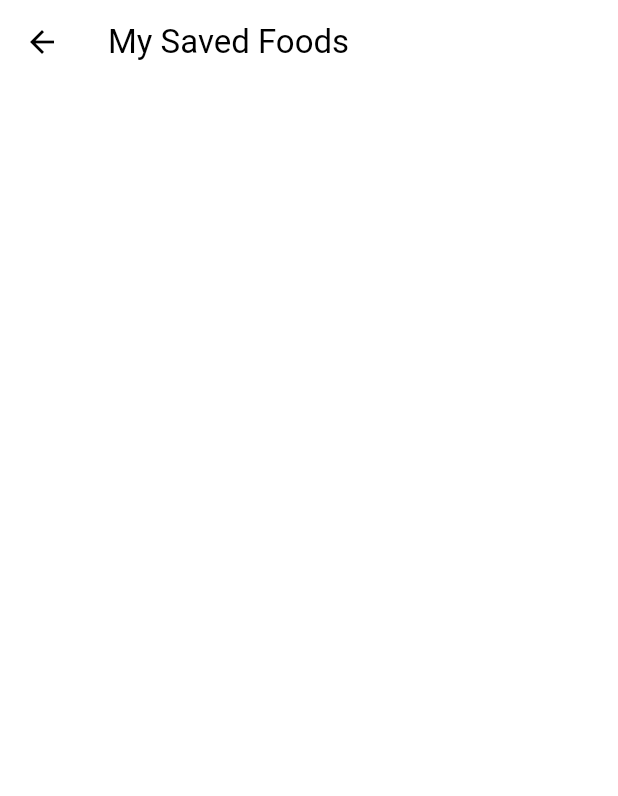
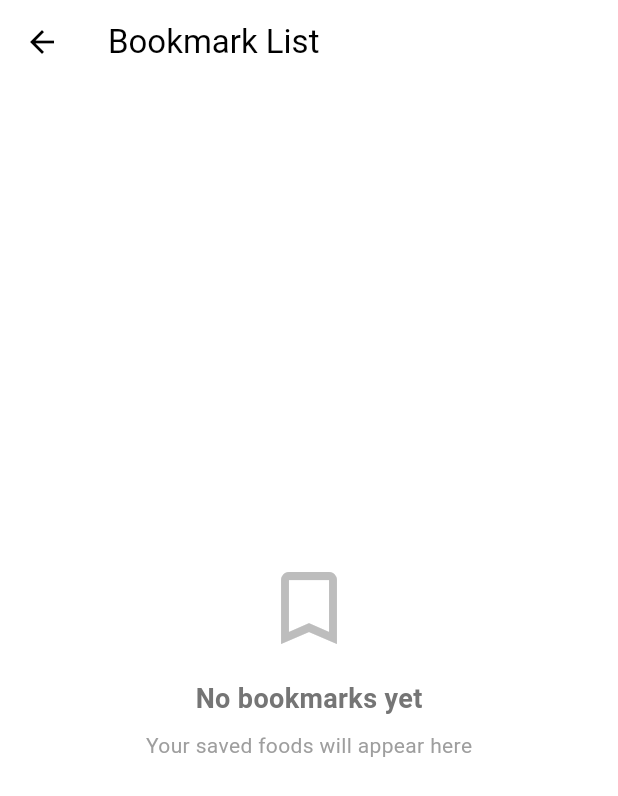
Before and after one commit to grup-1-pbp/mangan-yuk-mobile, a Flutter app: the BookmarkListScreen screen opened directly, on a phone screen of 412 x 824 dp. Shown: the top 796 px of the screen. Run offline on Flutter 3.47's test engine with Material 3 defaults, Android fonts, the phone set to English and light mode, and no system bars; our stand-ins replace shared_preferences; missing offline and left inert: pbp_django_auth; accounts and stored records are empty.

Commit message:
bookmark error

```diff
--- /dev/null
+++ b/lib/models/bookmark.dart
@@ -0,0 +1,101 @@
+import 'dart:convert';
+
+import 'package:mangan_yuk_mobile/models/food_entry.dart';
+
+Bookmark bookmarkFromJson(String str) => Bookmark.fromJson(json.decode(str));
+
+String bookmarkToJson(Bookmark data) => json.encode(data.toJson());
+
+class Bookmark {
+    String status;
+    Data data;
+    static List<FoodEntry> _bookmarkedFoods = [];
+
+    Bookmark({
+        required this.status,
+        required this.data,
+    });
+
+
+    // Added getBookmarkedFoods method
+    static List<FoodEntry> getBookmarkedFoods() {
+        return _bookmarkedFoods;
+    }
+
+    factory Bookmark.fromJson(Map<String, dynamic> json) => Bookmark(
+        status: json["status"],
+        data: Data.fromJson(json["data"]),
+    );
+
+    Map<String, dynamic> toJson() => {
+        "status": status,
+        "data": data.toJson(),
+    };
+
+    static List<FoodEntry> get bookmarkedFoods => _bookmarkedFoods;
+
+    static void toggleBookmark(FoodEntry food) {
+        if (_bookmarkedFoods.contains(food)) {
+            _bookmarkedFoods.remove(food);
+        } else {
+            _bookmarkedFoods.add(food);
+        }
+    }
+}
+
+
+class Data {
+    List<LikedFood> likedFood;
+
+    Data({
+        required this.likedFood,
+    });
+
+    factory Data.fromJson(Map<String, dynamic> json) => Data(
+        likedFood: List<LikedFood>.from(json["liked_food"].map((x) => LikedFood.fromJson(x))),
+    );
+
+    Map<String, dynamic> toJson() => {
+        "liked_food": List<dynamic>.from(likedFood.map((x) => x.toJson())),
+    };
+}
+
+class LikedFood {
+    String id;
+    String name;
+    String restaurant;
+    String deskripsi;
+    String price;
+    String preference;
+    String imageUrl;
+
+    LikedFood({
+        required this.id,
+        required this.name,
+        required this.restaurant,
+        required this.deskripsi,
+        required this.price,
+        required this.preference,
+        required this.imageUrl,
+    });
+
+    factory LikedFood.fromJson(Map<String, dynamic> json) => LikedFood(
+        id: json["id"],
+        name: json["name"],
+        restaurant: json["restaurant"],
+        deskripsi: json["deskripsi"],
+        price: json["price"],
+        preference: json["preference"],
+        imageUrl: json["image_url"],
+    );
+
+    Map<String, dynamic> toJson() => {
+        "id": id,
+        "name": name,
+        "restaurant": restaurant,
+        "deskripsi": deskripsi,
+        "price": price,
+        "preference": preference,
+        "image_url": imageUrl,
+    };
+}
--- a/lib/models/bookmark_model.dart
+++ /dev/null
@@ -1,43 +0,0 @@
-import 'dart:convert';
-import 'package:mangan_yuk_mobile/models/food_entry.dart';
-import 'package:mangan_yuk_mobile/screens/artikel_detail_page.dart';
-
-class BookmarkModel {
-  String id;
-  FoodEntry food;
-  bool isBookmarked;
-
-  static List<FoodEntry> _bookmarkedFoods = [];
-
-  BookmarkModel({
-    required this.id,
-    required this.food,
-    this.isBookmarked = false,
-  });
-
-  // Existing JSON methods
-  factory BookmarkModel.fromJson(Map<String, dynamic> json) => BookmarkModel(
-        id: json["id"],
-        food: FoodEntry.fromJson(json["food"]),
-        isBookmarked: json["is_bookmarked"] ?? false,
-      );
-
-  Map<String, dynamic> toJson() => {
-        "id": id,
-        "food": food.toJson(),
-        "is_bookmarked": isBookmarked,
-      };
-
-  // Added BookmarkService methods
-  static List<FoodEntry> getBookmarkedFoods() {
-    return _bookmarkedFoods;
-  }
-
-  static void toggleBookmark(FoodEntry food) {
-    if (_bookmarkedFoods.contains(food)) {
-      _bookmarkedFoods.remove(food);
-    } else {
-      _bookmarkedFoods.add(food);
-    }
-  }
-}
--- a/lib/screens/bookmark_list_screen.dart
+++ b/lib/screens/bookmark_list_screen.dart
@@ -1,6 +1,6 @@
 import 'package:flutter/material.dart';
+import 'package:mangan_yuk_mobile/models/bookmark.dart';
 import 'package:mangan_yuk_mobile/widgets/bookmark_button.dart';
-import 'package:mangan_yuk_mobile/models/bookmark_model.dart';
 import 'package:mangan_yuk_mobile/models/food_entry.dart';
 
 class BookmarkListScreen extends StatefulWidget {
@@ -13,6 +13,7 @@ class BookmarkListScreen extends StatefulWidget {
 class _BookmarkListScreenState extends State<BookmarkListScreen> {
   List<FoodEntry> bookmarkedFoods = [];
   bool _isLoading = true;
+  String? _error;
 
   @override
   void initState() {
@@ -21,31 +22,107 @@ class _BookmarkListScreenState extends State<BookmarkListScreen> {
   }
 
   void loadBookmarks() {
+    try {
       setState(() {
-      bookmarkedFoods = BookmarkModel.getBookmarkedFoods();
+        _isLoading = true;
+        _error = null;
+      });
+
+      bookmarkedFoods = Bookmark.getBookmarkedFoods();
+    } catch (e) {
+      setState(() {
+        _error = 'Failed to load bookmarks: $e';
+      });
+    } finally {
+      setState(() {
         _isLoading = false;
       });
+    }
+  }
+
+  Widget _buildEmptyState() {
+    return Center(
+      child: Column(
+        mainAxisAlignment: MainAxisAlignment.center,
+        children: [
+          Icon(
+            Icons.bookmark_border,
+            size: 64,
+            color: Colors.grey[400],
+          ),
+          const SizedBox(height: 16),
+          Text(
+            'No bookmarks yet',
+            style: TextStyle(
+              fontSize: 18,
+              color: Colors.grey[600],
+              fontWeight: FontWeight.bold,
+            ),
+          ),
+          const SizedBox(height: 8),
+          Text(
+            'Your saved foods will appear here',
+            style: TextStyle(
+              color: Colors.grey[500],
+            ),
+          ),
+        ],
+      ),
+    );
+  }
+
+  Widget _buildErrorState() {
+    return Center(
+      child: Column(
+        mainAxisAlignment: MainAxisAlignment.center,
+        children: [
+          Icon(
+            Icons.error_outline,
+            size: 64,
+            color: Colors.red[300],
+          ),
+          const SizedBox(height: 16),
+          Text(
+            _error ?? 'An error occurred',
+            style: TextStyle(
+              color: Colors.red[700],
+              fontSize: 16,
+            ),
+            textAlign: TextAlign.center,
+          ),
+          const SizedBox(height: 16),
+          ElevatedButton(
+            onPressed: loadBookmarks,
+            child: const Text('Try Again'),
+          ),
+        ],
+      ),
+    );
   }
 
   @override
   Widget build(BuildContext context) {
     return Scaffold(
       appBar: AppBar(
-        title: Text('My Saved Foods'),
+        title: const Text('Bookmark List'),
         backgroundColor: Colors.white,
         foregroundColor: Colors.black,
       ),
       body: _isLoading
-          ? Center(child: CircularProgressIndicator())
+          ? const Center(child: CircularProgressIndicator())
+          : _error != null
+              ? _buildErrorState()
+              : bookmarkedFoods.isEmpty
+                  ? _buildEmptyState()
                   : ListView.builder(
-              padding: EdgeInsets.all(20),
+                      padding: const EdgeInsets.all(20),
                       itemCount: bookmarkedFoods.length,
                       itemBuilder: (context, index) {
                         final food = bookmarkedFoods[index];
                         return Card(
-                  margin: EdgeInsets.only(bottom: 16),
+                          margin: const EdgeInsets.only(bottom: 16),
                           child: Padding(
-                    padding: EdgeInsets.all(16),
+                            padding: const EdgeInsets.all(16),
                             child: Row(
                               children: [
                                 ClipRRect(
@@ -55,16 +132,24 @@ class _BookmarkListScreenState extends State<BookmarkListScreen> {
                                     width: 100,
                                     height: 100,
                                     fit: BoxFit.cover,
+                                    errorBuilder: (context, error, stackTrace) {
+                                      return Container(
+                                        width: 100,
+                                        height: 100,
+                                        color: Colors.grey[300],
+                                        child: const Icon(Icons.error),
+                                      );
+                                    },
                                   ),
                                 ),
-                        SizedBox(width: 16),
+                                const SizedBox(width: 16),
                                 Expanded(
                                   child: Column(
                                     crossAxisAlignment: CrossAxisAlignment.start,
                                     children: [
                                       Text(
                                         food.name,
-                                style: TextStyle(
+                                        style: const TextStyle(
                                           fontSize: 18,
                                           fontWeight: FontWeight.bold,
                                         ),
--- a/lib/screens/food_detail_page.dart
+++ b/lib/screens/food_detail_page.dart
@@ -1,7 +1,8 @@
   import 'package:flutter/material.dart';
   import 'package:mangan_yuk_mobile/models/food_entry.dart';
   import 'package:mangan_yuk_mobile/widgets/bookmark_button.dart';
-  import 'package:mangan_yuk_mobile/models/bookmark_model.dart';
+  import 'package:mangan_yuk_mobile/models/bookmark.dart';
+
 
   class FoodDetailPage extends StatefulWidget {
     final FoodEntry food;
@@ -66,7 +67,7 @@
                     onToggle: (isBookmarked) {
                       setState(() {
                         widget.food.isBookmarked = isBookmarked;
-                        BookmarkModel.toggleBookmark(widget.food);
+                        Bookmark.toggleBookmark(widget.food);
                       });
                     },
                   ),
--- /dev/null
+++ b/lib/services/bookmark_storage.dart
@@ -0,0 +1,26 @@
+import 'package:shared_preferences/shared_preferences.dart';
+
+class BookmarkStorage {
+  static const String key = 'bookmarked_foods';
+
+  static Future<List<String>> getBookmarkedIds() async {
+    final prefs = await SharedPreferences.getInstance();
+    return prefs.getStringList(key) ?? [];
+  }
+
+  static Future<void> saveBookmarkedId(String foodId) async {
+    final prefs = await SharedPreferences.getInstance();
+    final bookmarks = await getBookmarkedIds();
+    if (!bookmarks.contains(foodId)) {
+      bookmarks.add(foodId);
+      await prefs.setStringList(key, bookmarks);
+    }
+  }
+
+  static Future<void> removeBookmarkedId(String foodId) async {
+    final prefs = await SharedPreferences.getInstance();
+    final bookmarks = await getBookmarkedIds();
+    bookmarks.remove(foodId);
+    await prefs.setStringList(key, bookmarks);
+  }
+}
--- a/lib/widgets/left_drawer.dart
+++ b/lib/widgets/left_drawer.dart
@@ -79,7 +79,7 @@ class LeftDrawer extends StatelessWidget {
           ),
           ListTile(
             leading: const Icon(Icons.bookmark),
-            title: const Text('My Saved Foods'),
+            title: const Text('Bookmark List'),
             onTap: () {
               Navigator.push(
                 context,
```
Also changed, not shown: pubspec.lock. Lines whose indentation alone changed are shown as unchanged.
